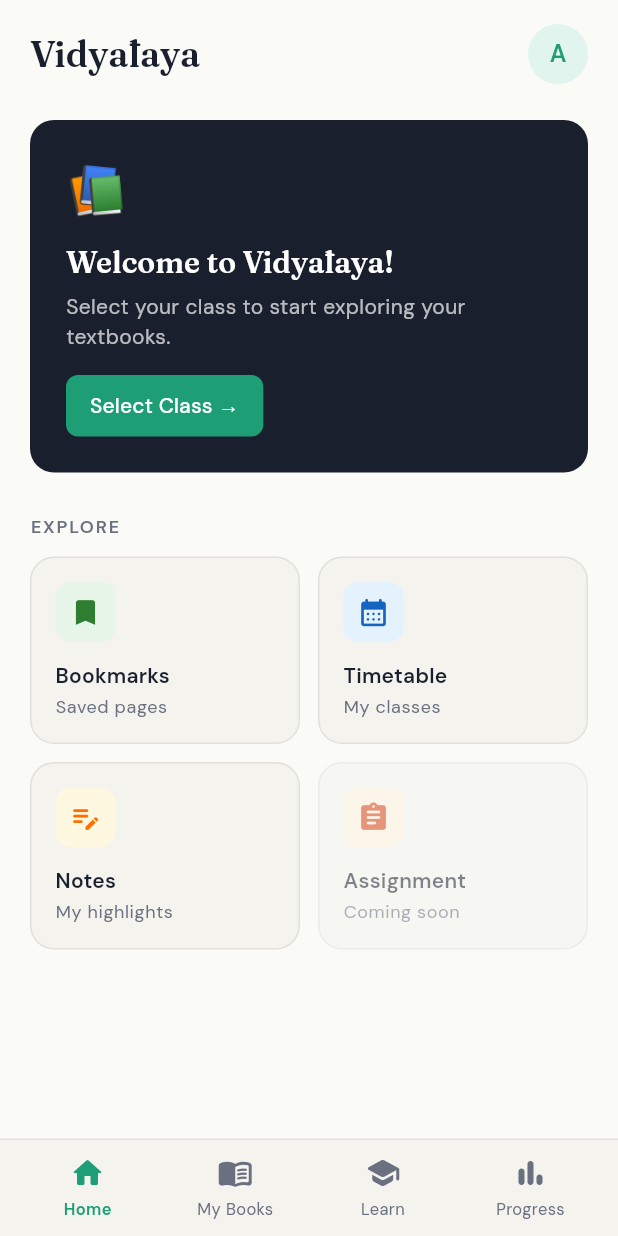
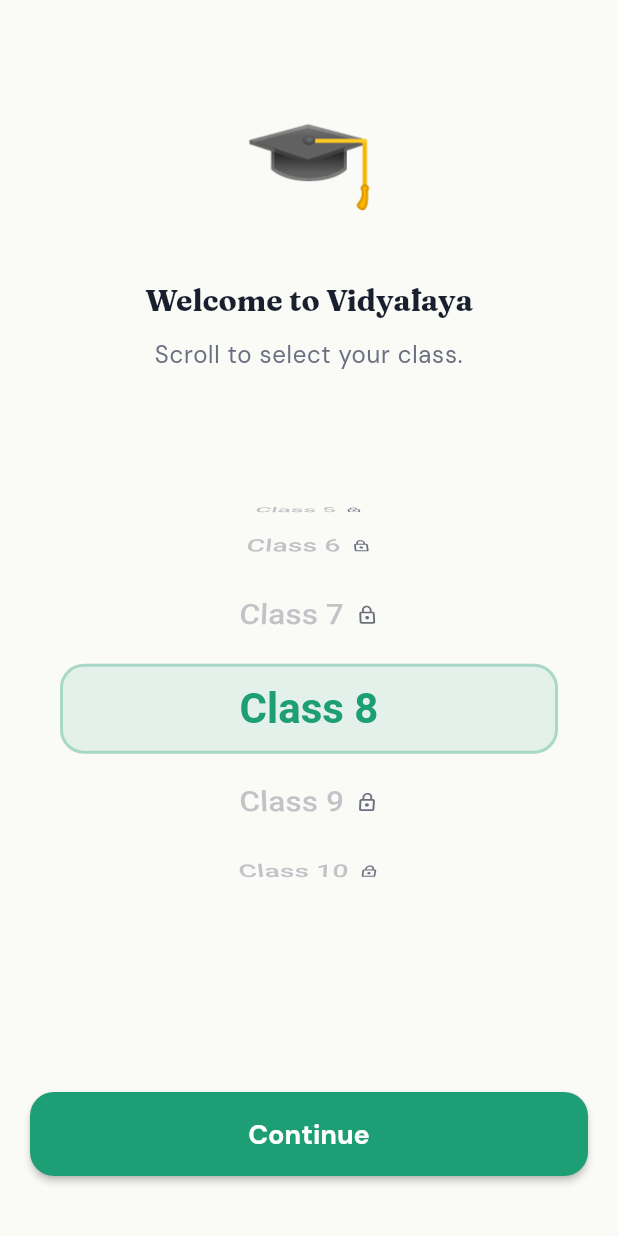
Before and after one commit to rudra273/vidyalaya, a Flutter app: the screen it shows after launch, on a phone screen of 412 x 824 dp. Run offline on Flutter 3.47's test engine with Material 3 defaults, Android fonts, the phone set to English and light mode, and no system bars; our stand-ins replace flutter_riverpod, go_router, google_fonts, shared_preferences; missing offline and left inert: flutter_pdfview.

Commit message:
fix welcome scrren

```diff
--- a/lib/app/router.dart
+++ b/lib/app/router.dart
@@ -1,16 +1,20 @@
 import 'package:flutter/material.dart';
+import 'package:flutter_riverpod/flutter_riverpod.dart';
 import 'package:go_router/go_router.dart';
+import '../providers/core_providers.dart';
 import '../data/seed/seed_data.dart';
 import '../screens/home/home_screen.dart';
 import '../screens/my_books/my_books_screen.dart';
 import '../screens/class_selector/class_selector_screen.dart';
 import '../screens/pdf_viewer/pdf_viewer_screen.dart';
 import '../screens/profile/profile_screen.dart';
+import '../screens/profile/privacy_policy_screen.dart';
 import '../screens/notes/notes_screen.dart';
 import '../screens/notes/subject_notes_screen.dart';
 import '../screens/bookmarks/bookmarks_screen.dart';
 import '../screens/downloads/manage_downloads_screen.dart';
 import '../screens/timetable/timetable_screen.dart';
+import '../screens/onboarding/welcome_screen.dart';
 import '../widgets/app_shell.dart';
 
 // ─── Navigation keys ────────────────────────────────────────────────────────
@@ -20,10 +24,22 @@
 
 // ─── Router ─────────────────────────────────────────────────────────────────
 
-final goRouter = GoRouter(
-  navigatorKey: _rootNavigatorKey,
-  initialLocation: '/',
-  routes: [
+final routerProvider = Provider<GoRouter>((ref) {
+  final prefsRepo = ref.watch(userPrefsRepositoryProvider);
+
+  return GoRouter(
+    navigatorKey: _rootNavigatorKey,
+    initialLocation: '/',
+    redirect: (context, state) {
+      final isWelcome = state.matchedLocation == '/welcome';
+      final hasCompleted = prefsRepo.getHasCompletedOnboarding();
+
+      if (!hasCompleted && !isWelcome) {
+        return '/welcome';
+      }
+      return null;
+    },
+    routes: [
     ShellRoute(
       navigatorKey: _shellNavigatorKey,
       builder: (context, state, child) => AppShell(child: child),
@@ -138,6 +154,16 @@
       builder: (context, state) => const ProfileScreen(),
     ),
     GoRoute(
+      path: '/privacy-policy',
+      parentNavigatorKey: _rootNavigatorKey,
+      builder: (context, state) => const PrivacyPolicyScreen(),
+    ),
+    GoRoute(
+      path: '/welcome',
+      parentNavigatorKey: _rootNavigatorKey,
+      builder: (context, state) => const WelcomeScreen(),
+    ),
+    GoRoute(
       path: '/class-selector',
       parentNavigatorKey: _rootNavigatorKey,
       builder: (context, state) => const ClassSelectorScreen(),
@@ -183,3 +209,4 @@
     ),
   ],
 );
+});
--- a/lib/main.dart
+++ b/lib/main.dart
@@ -33,7 +33,7 @@
       theme: AppTheme.lightTheme,
       darkTheme: AppTheme.darkTheme,
       themeMode: themeMode,
-      routerConfig: goRouter,
+      routerConfig: ref.watch(routerProvider),
     );
   }
 }
--- /dev/null
+++ b/lib/screens/onboarding/welcome_screen.dart
@@ -0,0 +1,202 @@
+import 'package:flutter/material.dart';
+import 'package:flutter_riverpod/flutter_riverpod.dart';
+import 'package:go_router/go_router.dart';
+import '../../app/theme.dart';
+import '../../data/seed/seed_data.dart';
+import '../../providers/user_selection_provider.dart';
+import '../../providers/core_providers.dart';
+
+class WelcomeScreen extends ConsumerStatefulWidget {
+  const WelcomeScreen({super.key});
+
+  @override
+  ConsumerState<WelcomeScreen> createState() => _WelcomeScreenState();
+}
+
+class _WelcomeScreenState extends ConsumerState<WelcomeScreen> {
+  int _selectedClass = 8; // Default to class 8 since it's populated
+  late FixedExtentScrollController _scrollController;
+
+  @override
+  void initState() {
+    super.initState();
+    _scrollController = FixedExtentScrollController(initialItem: _selectedClass - 1);
+  }
+
+  @override
+  void dispose() {
+    _scrollController.dispose();
+    super.dispose();
+  }
+
+  @override
+  Widget build(BuildContext context) {
+    return Theme(
+      data: AppTheme.lightTheme,
+      child: Builder(
+        builder: (context) {
+          final cs = Theme.of(context).colorScheme;
+          final isAvailable = availableClassNumbers.contains(_selectedClass);
+
+          return Scaffold(
+      backgroundColor: AppColors.background,
+      body: SafeArea(
+        child: Column(
+          children: [
+            const SizedBox(height: 60),
+
+            // Header
+            const Text(
+              '🎓',
+              style: TextStyle(fontSize: 72),
+            ),
+            const SizedBox(height: 24),
+            Text(
+              'Welcome to Vidyālaya',
+              style: Theme.of(context).textTheme.headlineMedium?.copyWith(
+                    fontWeight: FontWeight.bold,
+                  ),
+              textAlign: TextAlign.center,
+            ),
+            const SizedBox(height: 12),
+            Padding(
+              padding: const EdgeInsets.symmetric(horizontal: 32),
+              child: Text(
+                'Scroll to select your class.',
+                style: Theme.of(context).textTheme.bodyLarge?.copyWith(
+                      color: AppColors.textMuted,
+                    ),
+                textAlign: TextAlign.center,
+              ),
+            ),
+            const SizedBox(height: 48),
+
+            // Wheel Picker
+            Expanded(
+              child: Stack(
+                alignment: Alignment.center,
+                children: [
+                  // Highlight Box behind the selected item
+                  Container(
+                    height: 60,
+                    margin: const EdgeInsets.symmetric(horizontal: 40),
+                    decoration: BoxDecoration(
+                      color: cs.primary.withValues(alpha: 0.1),
+                      borderRadius: BorderRadius.circular(16),
+                      border: Border.all(color: cs.primary.withValues(alpha: 0.3), width: 2),
+                    ),
+                  ),
+
+                  // Scroll Wheel
+                  ListWheelScrollView.useDelegate(
+                    controller: _scrollController,
+                    itemExtent: 60,
+                    perspective: 0.005,
+                    diameterRatio: 1.5,
+                    physics: const FixedExtentScrollPhysics(),
+                    onSelectedItemChanged: (index) {
+                      setState(() {
+                        _selectedClass = index + 1;
+                      });
+                    },
+                    childDelegate: ListWheelChildBuilderDelegate(
+                      childCount: 10,
+                      builder: (context, index) {
+                        final classNum = index + 1;
+                        final isSelected = _selectedClass == classNum;
+                        final available = availableClassNumbers.contains(classNum);
+
+                        return Center(
+                          child: AnimatedDefaultTextStyle(
+                            duration: const Duration(milliseconds: 200),
+                            style: TextStyle(
+                              fontSize: isSelected ? 28 : 22,
+                              fontWeight: isSelected ? FontWeight.bold : FontWeight.w500,
+                              color: isSelected
+                                  ? cs.primary
+                                  : (available ? cs.onSurface : AppColors.textMuted.withValues(alpha: 0.4)),
+                            ),
+                            child: Row(
+                              mainAxisSize: MainAxisSize.min,
+                              children: [
+                                Text('Class $classNum'),
+                                if (!available) ...[
+                                  const SizedBox(width: 8),
+                                  const Icon(Icons.lock_outline, size: 16, color: AppColors.textMuted),
+                                ]
+                              ],
+                            ),
+                          ),
+                        );
+                      },
+                    ),
+                  ),
+                ],
+              ),
+            ),
+
+            // Availability warning
+            SizedBox(
+              height: 40,
+              child: AnimatedOpacity(
+                duration: const Duration(milliseconds: 200),
+                opacity: isAvailable ? 0.0 : 1.0,
+                child: Center(
+                  child: Text(
+                    'Class $_selectedClass books are coming soon!',
+                    style: TextStyle(color: Colors.orange.shade800, fontWeight: FontWeight.w600),
+                  ),
+                ),
+              ),
+            ),
+
+            const SizedBox(height: 20),
+
+            // Continue Button at bottom
+            Padding(
+              padding: const EdgeInsets.all(AppSpacing.screenPadding),
+              child: SizedBox(
+                width: double.infinity,
+                height: 56,
+                child: ElevatedButton(
+                  style: ElevatedButton.styleFrom(
+                    backgroundColor: isAvailable ? cs.primary : cs.surfaceBright,
+                    foregroundColor: isAvailable ? cs.onPrimary : AppColors.textMuted,
+                    shape: RoundedRectangleBorder(
+                      borderRadius: BorderRadius.circular(16),
+                    ),
+                    elevation: isAvailable ? 2 : 0,
+                  ),
+                  onPressed: isAvailable
+                      ? () {
+                          // Save selection
+                          ref
+                              .read(userSelectionProvider.notifier)
+                              .setClasses({_selectedClass});
+
+                          // Mark onboarding as complete
+                          ref
+                              .read(userPrefsRepositoryProvider)
+                              .setHasCompletedOnboarding(true);
+
+                          // Proceed to home
+                          context.go('/');
+                        }
+                      : null,
+                  child: const Text(
+                    'Continue',
+                    style: TextStyle(fontSize: 18, fontWeight: FontWeight.bold),
+                  ),
+                ),
+              ),
+            ),
+            const SizedBox(height: 20),
+          ],
+        ),
+      ),
+    );
+        },
+      ),
+    );
+  }
+}
--- a/pubspec.yaml
+++ b/pubspec.yaml
@@ -1,5 +1,5 @@
 name: vidyalaya
-description: "Vidyālaya — ଶିକ୍ଷାର ଦ୍ୱାର. A book reading app for Indian school students."
+description: "Vidyālaya. A book reading app for Indian school students."
 publish_to: 'none'
 version: 0.1.0+1
 
```
Also changed, not shown: lib/data/repositories/user_prefs_repository.dart (+11 -0 lines), lib/screens/downloads/manage_downloads_screen.dart (+21 -0 lines), lib/screens/home/widgets/hero_card.dart (+77 -5 lines), lib/screens/profile/privacy_policy_screen.dart (added, +128 -0 lines), lib/screens/profile/profile_screen.dart (+89 -88 lines), 2 other files.
